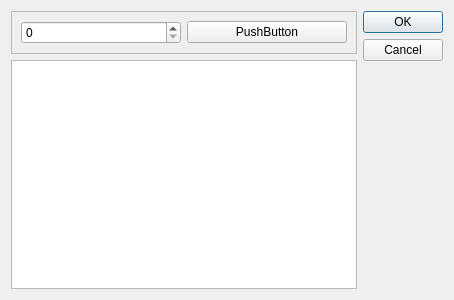
Before: the Qt Designer form 06 - GUI/GUI.ui in beursken/PythonForLawyers, drawn with Qt 5.
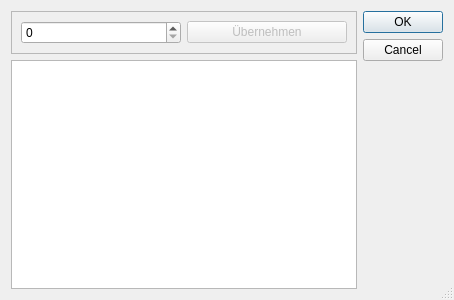
After: the same form once the commit is applied.

The edit to the form file:
```diff
--- a/06 - GUI/GUI.ui
+++ b/06 - GUI/GUI.ui
@@ -11,7 +11,10 @@
    </rect>
   </property>
   <property name="windowTitle">
-   <string>Dialog</string>
+   <string>Beispielprogramm</string>
+  </property>
+  <property name="sizeGripEnabled">
+   <bool>true</bool>
   </property>
   <layout class="QHBoxLayout" name="horizontalLayout">
    <item>
@@ -30,8 +33,11 @@
         </item>
         <item>
          <widget class="QPushButton" name="pushButton">
+          <property name="enabled">
+           <bool>false</bool>
+          </property>
           <property name="text">
-           <string>PushButton</string>
+           <string>Übernehmen</string>
           </property>
          </widget>
         </item>
```
Left out of the diff: 32 changed lines with no effect on the pictures.
